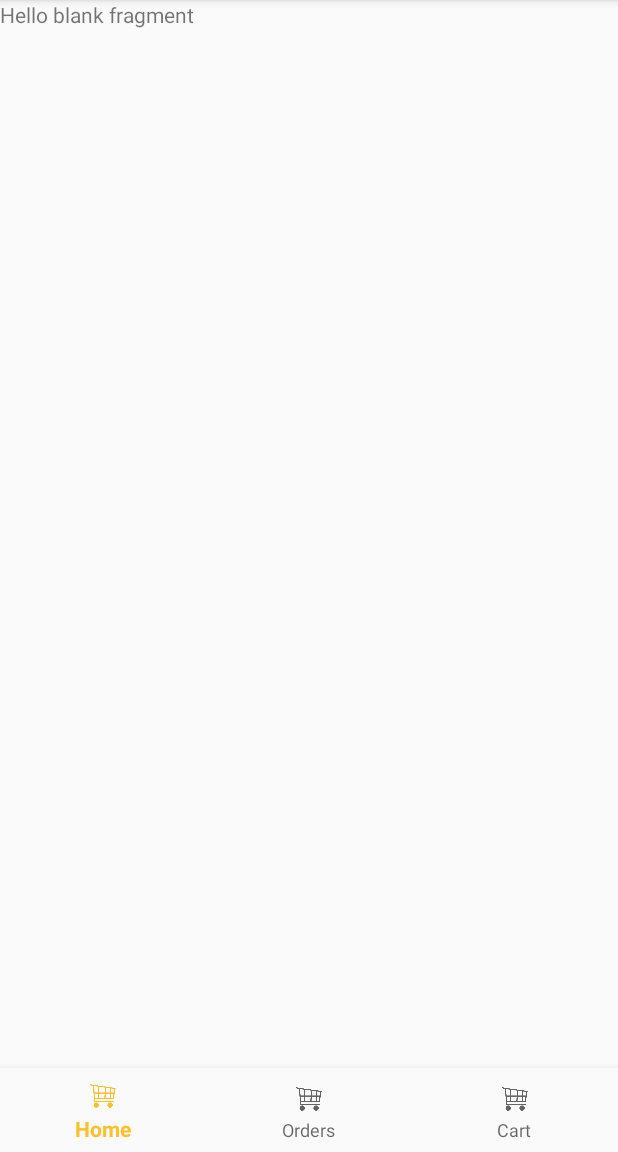
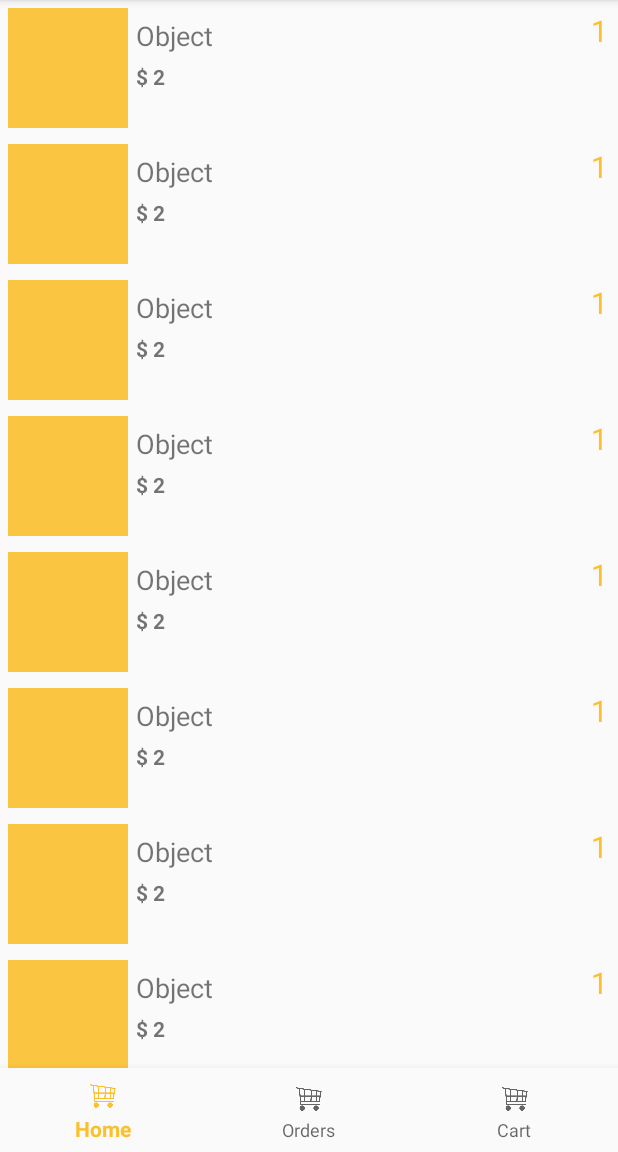
Before and after one commit to Vipinsoni38/Hackfest-19-Bit-paradox, an Android app: the fragment Cart placed in its activity, on a phone screen of 412 x 824 dp, the part 84-1236 px from its top. Run offline under Robolectric (Android 15) with nearby library versions, the phone set to English and light mode, and no system bars.

```diff
--- a/app/build.gradle
+++ b/app/build.gradle
@@ -33,5 +33,7 @@ dependencies {
   implementation 'com.google.android.gms:play-services-auth:15.0.1'
   implementation 'com.google.firebase:firebase-core:16.0.1'
   implementation 'com.android.support:design:27.1.0'
+  implementation 'com.github.bumptech.glide:glide:4.8.0'
+  annotationProcessor 'com.github.bumptech.glide:compiler:4.8.0'
 }
 apply plugin: 'com.google.gms.google-services'
--- a/app/src/main/java/com/goldenboat/waymart/DataTypes/ProductDetails.java
+++ b/app/src/main/java/com/goldenboat/waymart/DataTypes/ProductDetails.java
@@ -1,10 +1,25 @@
 package com.goldenboat.waymart.DataTypes;
 
-import java.util.ArrayList;
 
 public class ProductDetails {
-    String id,pic_url,product_desc;
-    int price,rating;
-    ArrayList<String> cus_rating_ids;
+    String id="",pic_url="",product_title="";
+    int price=0;
+
+    public String getId() {
+        return id;
+    }
+
+    public String getPic_url() {
+        return pic_url;
+    }
+
+    public String getProduct_desc() {
+        return product_title;
+    }
+
+    public int getPrice() {
+        return price;
+    }
+
 
 }
--- a/app/src/main/java/com/goldenboat/waymart/Fragments/Cart.java
+++ b/app/src/main/java/com/goldenboat/waymart/Fragments/Cart.java
@@ -4,20 +4,42 @@ import android.content.Context;
 import android.net.Uri;
 import android.os.Bundle;
 import android.support.v4.app.Fragment;
+import android.support.v7.widget.LinearLayoutManager;
+import android.support.v7.widget.RecyclerView;
 import android.view.LayoutInflater;
 import android.view.View;
 import android.view.ViewGroup;
 
+import com.goldenboat.waymart.DataTypes.ProductDetails;
 import com.goldenboat.waymart.R;
-
+import java.util.ArrayList;
 
 public class Cart extends Fragment {
 
-
+    RecyclerView recyclerView;
+    ArrayList<ProductDetails> data;
+    CartRecyclerAdapter adapter;
     @Override
     public View onCreateView(LayoutInflater inflater, ViewGroup container,
         Bundle savedInstanceState) {
-        return inflater.inflate(R.layout.fragment_cart, container, false);
+        View v=inflater.inflate(R.layout.fragment_cart, container, false);
+        recyclerView = v.findViewById(R.id.recycler_cart);
+        recyclerView.setLayoutManager(new LinearLayoutManager(getContext()));
+        adapter = new CartRecyclerAdapter(getContext());
+        recyclerView.setAdapter(adapter);
+        data = new ArrayList<>();
+
+        data.add(new ProductDetails());
+        data.add(new ProductDetails());
+        data.add(new ProductDetails());
+        data.add(new ProductDetails());
+        data.add(new ProductDetails());
+        data.add(new ProductDetails());
+        data.add(new ProductDetails());
+        data.add(new ProductDetails());
+        data.add(new ProductDetails());
+        adapter.givedata(data);
+        return v;
     }
 
 
--- /dev/null
+++ b/app/src/main/java/com/goldenboat/waymart/Fragments/CartRecyclerAdapter.java
@@ -0,0 +1,61 @@
+package com.goldenboat.waymart.Fragments;
+
+import android.content.Context;
+import android.support.annotation.NonNull;
+import android.support.v7.widget.RecyclerView;
+import android.view.LayoutInflater;
+import android.view.View;
+import android.view.ViewGroup;
+import android.widget.ImageView;
+import android.widget.TextView;
+import com.goldenboat.waymart.DataTypes.ProductDetails;
+import com.goldenboat.waymart.R;
+import java.util.ArrayList;
+
+public class CartRecyclerAdapter extends RecyclerView.Adapter<CartRecyclerAdapter.CartViewHolder> {
+
+    ArrayList<ProductDetails> data;
+    Context mctx;
+
+    public CartRecyclerAdapter(Context mctx) {
+        this.mctx = mctx;
+    }
+
+    @NonNull @Override
+    public CartViewHolder onCreateViewHolder(@NonNull ViewGroup parent, int viewType) {
+        View v = LayoutInflater.from(parent.getContext()).inflate(R.layout.card_cart, parent, false);
+
+        return new CartViewHolder(v);
+    }
+
+    @Override public int getItemCount() {
+        return data.size();
+    }
+
+    public void givedata(ArrayList<ProductDetails> data) {
+        this.data = data;
+        notifyDataSetChanged();
+    }
+
+    @Override public void onBindViewHolder(@NonNull CartViewHolder holder, int position) {
+
+
+    }
+
+    public class CartViewHolder extends RecyclerView.ViewHolder{
+
+        ImageView cardImage;
+        TextView title,price,count;
+
+        public CartViewHolder(View itemView) {
+            super(itemView);
+            cardImage = itemView.findViewById(R.id.item_image);
+            title = itemView.findViewById(R.id.object_title);
+            price = itemView.findViewById(R.id.price);
+            count = itemView.findViewById(R.id.quantity);
+
+        }
+
+    }
+
+}
--- /dev/null
+++ b/app/src/main/res/layout/card_cart.xml
@@ -0,0 +1,57 @@
+<?xml version="1.0" encoding="utf-8"?>
+<RelativeLayout
+    xmlns:android="http://schemas.android.com/apk/res/android"
+    android:layout_width="match_parent"
+    android:layout_height="wrap_content">
+
+    <RelativeLayout
+        android:layout_width="match_parent"
+        android:layout_height="wrap_content"
+        android:layout_margin="3sp"
+        >
+        <ImageView
+            android:layout_width="80sp"
+            android:layout_height="80sp"
+            android:id="@+id/item_image"
+            android:layout_margin="2sp"
+            android:src="@color/colorLoginBackground"
+            />
+        <TextView
+            android:layout_width="wrap_content"
+            android:layout_height="wrap_content"
+            android:layout_alignParentRight="true"
+            android:layout_margin="3sp"
+            android:text="1"
+            android:textColor="@color/colorPrimary"
+            android:textSize="20sp"
+            android:id="@+id/quantity"
+            />
+
+        <TextView
+            android:layout_width="wrap_content"
+            android:layout_height="wrap_content"
+            android:layout_toRightOf="@+id/item_image"
+            android:layout_toLeftOf="@+id/quantity"
+            android:layout_marginStart="3sp"
+            android:layout_marginBottom="3sp"
+            android:layout_marginTop="8sp"
+            android:text="Object"
+            android:textSize="18sp"
+            android:id="@+id/object_title"
+            />
+        <TextView
+            android:layout_width="wrap_content"
+            android:layout_height="wrap_content"
+            android:layout_toRightOf="@+id/item_image"
+            android:layout_toLeftOf="@+id/quantity"
+            android:layout_marginStart="3sp"
+            android:layout_marginBottom="3sp"
+            android:layout_marginTop="2sp"
+            android:layout_below="@+id/object_title"
+            android:textStyle="bold"
+            android:text="$ 2"
+            android:textSize="14sp"
+            android:id="@+id/price"
+            />
+    </RelativeLayout>
+</RelativeLayout>
--- a/app/src/main/res/layout/fragment_cart.xml
+++ b/app/src/main/res/layout/fragment_cart.xml
@@ -6,11 +6,9 @@
     tools:context=".Fragments.Cart"
     >
 
-
-    <TextView
+    <android.support.v7.widget.RecyclerView
         android:layout_width="match_parent"
         android:layout_height="match_parent"
-        android:text="@string/hello_blank_fragment"
-        />
+        android:id="@+id/recycler_cart"/>
 
 </FrameLayout>
```
